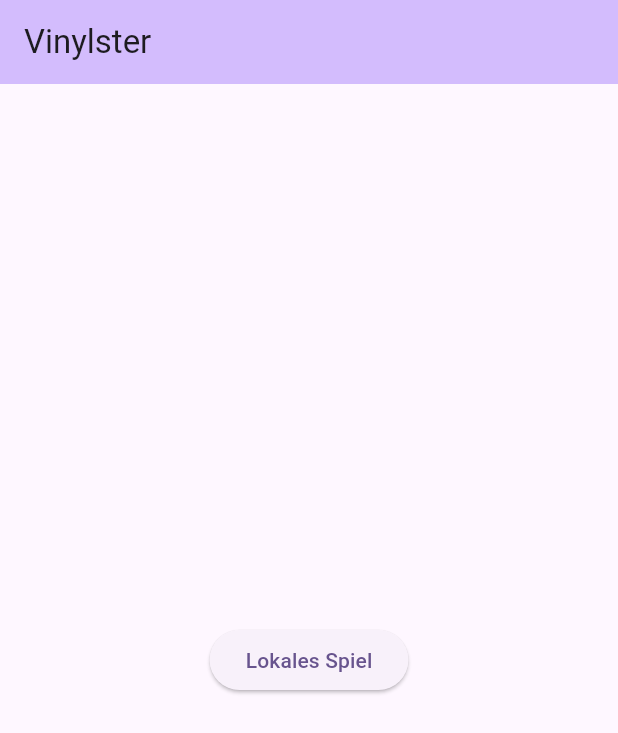
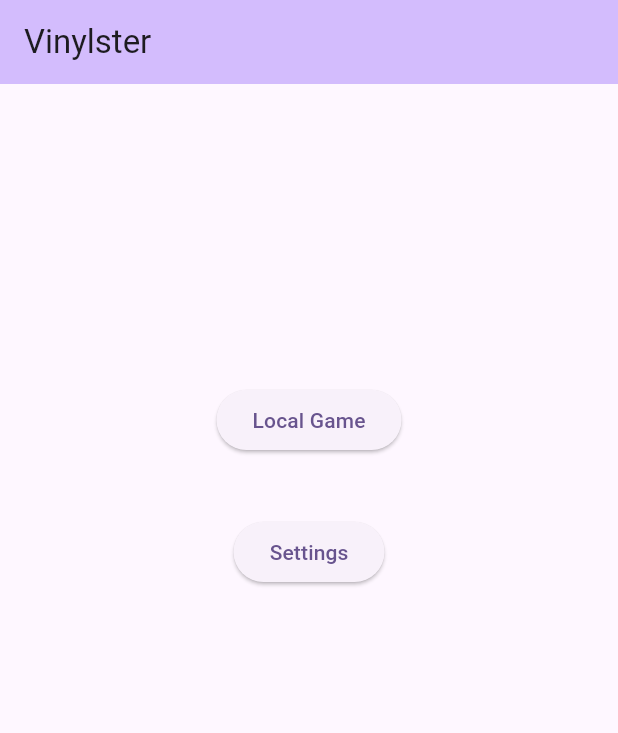
Before and after one commit to VesuviusInc/Vinylster_ZAPP_26, a Flutter app: the screen it shows after launch, on a phone screen of 412 x 824 dp. Shown: the top 733 px of the screen. Run offline on Flutter 3.47's test engine with Material 3 defaults, Android fonts, the phone set to English and light mode, and no system bars; our stand-ins replace flutter_dotenv, go_router, logger, shared_preferences; missing offline and left inert: spotify_sdk.

Commit message:
feat: add go router and add provider to game creation

```diff
--- a/lib/main.dart
+++ b/lib/main.dart
@@ -6,6 +6,37 @@ import 'package:vinylster_zapp_26/data/repositories/local_track_repository.dart'
 import 'package:vinylster_zapp_26/data/services/spotify_service.dart';
 import 'package:vinylster_zapp_26/logic/game_session.dart';
 import './ui/screens/local_game.dart';
+import './ui/screens/settings.dart';
+import './ui/screens/game_screen.dart';
+import 'package:go_router/go_router.dart';
+
+final _router = GoRouter(
+  initialLocation: '/',
+  routes: [
+    GoRoute(
+      name: 'Home',
+      path: '/',
+      builder: (context, state) => const VinylsterHomePage(),
+    ),
+    GoRoute(
+      name: 'LocalGame',
+      path: '/localgame',
+      builder: (context, state) => const LocalGame(),
+    ),
+    GoRoute(
+      name: 'Settings',
+      path: '/settings',
+      builder: (context, state) => const Settings(),
+    ),
+    GoRoute(
+      name: 'GameScreen',
+      path: '/gamescreen',
+      builder: (context, state) => const GameScreen(),
+    ),
+  ],
+);
+
+
 
 Future<void> main() async {
   await dotenv.load(fileName: "assets/.env");
@@ -37,10 +68,10 @@ class MyApp extends StatelessWidget {
 
   @override
   Widget build(BuildContext context) {
-    return MaterialApp(
+    return MaterialApp.router(
       title: 'Vinylster',
       theme: ThemeData(colorScheme: .fromSeed(seedColor: Colors.deepPurple)),
-      home: const VinylsterHomePage(),
+      routerConfig: _router,
     );
   }
 }
@@ -56,17 +87,25 @@ class VinylsterHomePage extends StatelessWidget {
         title: Text("Vinylster"),
       ),
       body: Center(
-        child: ElevatedButton(
-          child: const Text('Lokales Spiel'),
-          onPressed: () {
-            Navigator.push(
-              context,
-              MaterialPageRoute<void>(
-                builder: (context) => const localGame(),
-              ),
-            );
-          },
-        ),
+        child: Column(
+          children: [
+            const SizedBox(height: 200),
+            ElevatedButton(
+              child: const Text('Local Game'),
+              onPressed: () {
+                context.goNamed('LocalGame');
+              },
+            ),
+            const SizedBox(height: 40),
+            ElevatedButton(
+              child: const Text('Settings'),
+              onPressed: () {
+                context.goNamed('Settings');
+              },
+            ),
+          ],
+        )
+
       ),
     );
   }
--- a/lib/ui/screens/game_screen.dart
+++ b/lib/ui/screens/game_screen.dart
@@ -1,8 +1,8 @@
 import 'package:flutter/material.dart';
 
 
-class gameScreen extends StatelessWidget {
-  const gameScreen({super.key});
+class GameScreen extends StatelessWidget {
+  const GameScreen({super.key});
 
   @override
   Widget build(BuildContext context) {
--- /dev/null
+++ b/lib/ui/screens/settings.dart
@@ -0,0 +1,25 @@
+import 'package:flutter/material.dart';
+import 'package:go_router/go_router.dart';
+
+
+class Settings extends StatelessWidget {
+  const Settings({super.key});
+
+  @override
+  Widget build(BuildContext context) {
+    return Scaffold(
+      appBar: AppBar(
+        title: Text('Settings'),
+        leading: IconButton(
+            onPressed: () {
+              context.goNamed('Home');
+            },
+            icon: const Icon(Icons.keyboard_arrow_left)
+        ),
+      ),
+      body: Center(
+        child: const Text("Settings Screen")
+      ),
+    );
+  }
+}
--- a/pubspec.yaml
+++ b/pubspec.yaml
@@ -41,6 +41,7 @@ dependencies:
   http: ^1.6.0
   logger: ^2.7.0
   path_provider: ^2.1.5
+  go_router: ^17.3.0
 
 dev_dependencies:
   flutter_test:
```
Also changed, not shown: lib/logic/game_session.dart (+8 -0 lines), lib/ui/screens/local_game.dart (+72 -19 lines), pubspec.lock.
